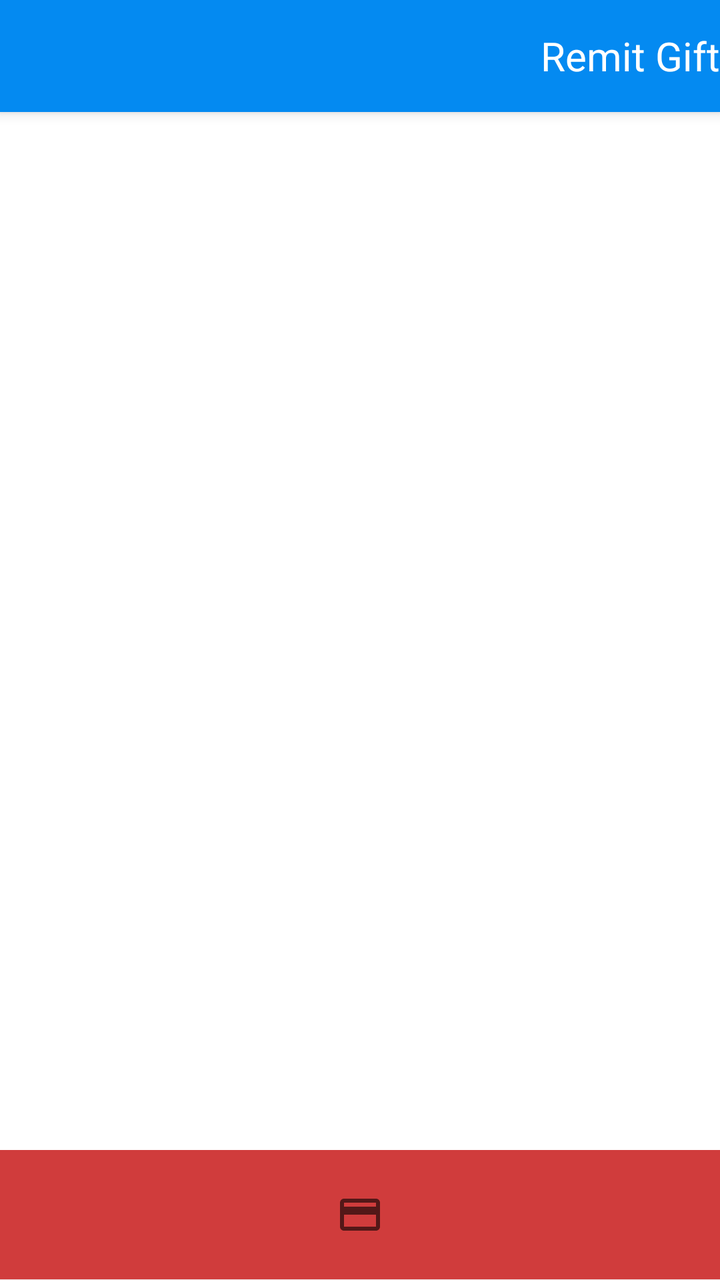
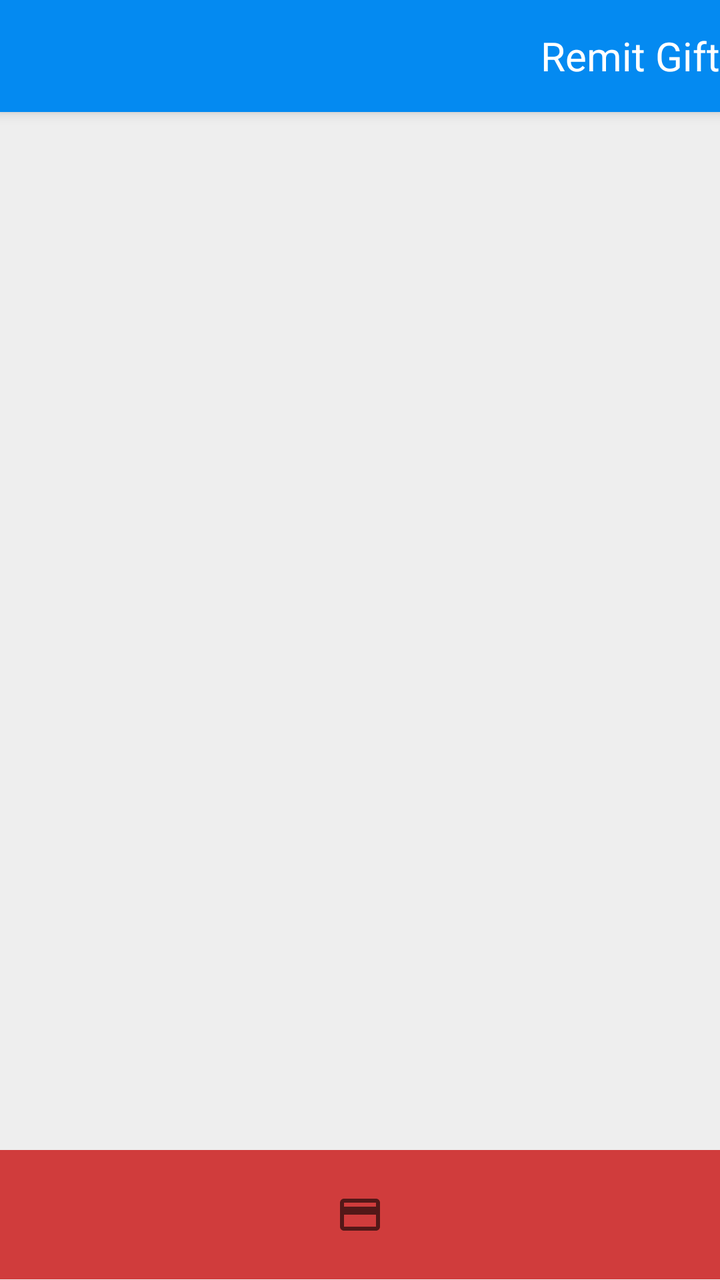

Screens rendered from an Android XML layout before and after an edit, with the pre-edit source and the edit as a unified diff.
<!-- AndroidManifest.xml: activity theme AppTheme.NoActionBar -->
<!-- res/layout/activity_remit.xml -->
<?xml version="1.0" encoding="utf-8"?>
<androidx.coordinatorlayout.widget.CoordinatorLayout
    xmlns:android="http://schemas.android.com/apk/res/android"
    xmlns:app="http://schemas.android.com/apk/res-auto"
    xmlns:tools="http://schemas.android.com/tools"
    android:layout_width="match_parent"
    android:layout_height="match_parent"
    android:fitsSystemWindows="true"
    android:background="@color/colorChalk"
    tools:context=".view.RemitActivity">

    <com.google.android.material.appbar.AppBarLayout
        android:id="@+id/remit_appbar"
        android:layout_width="match_parent"
        android:layout_height="wrap_content"
        android:theme="@style/AppTheme.AppBarOverlay">

        <androidx.appcompat.widget.Toolbar
            android:id="@+id/remit_toolbar"
            android:layout_width="match_parent"
            android:layout_height="?attr/actionBarSize"
            app:popupTheme="@style/AppTheme.PopupOverlay">

            <TextView
                android:layout_width="match_parent"
                android:layout_height="match_parent"
                android:gravity="end|center_vertical"
                android:textSize="@dimen/text_size_paragraph_title"
                android:textColor="#fff"
                android:text="@string/title_activity_remit"
                style="@style/AppTheme.AppBarOverlay"/>

        </androidx.appcompat.widget.Toolbar>

    </com.google.android.material.appbar.AppBarLayout>

    <FrameLayout
        android:layout_width="match_parent"
        android:layout_height="match_parent"
        app:layout_behavior="@string/appbar_scrolling_view_behavior">

        <ProgressBar
            android:id="@+id/remit_progress_bar"
            android:layout_width="match_parent"
            android:layout_height="16dp"
            android:indeterminate="true"
            android:indeterminateTintMode="src_atop"
            android:indeterminateTint="@color/colorCheer"
            android:visibility="gone"
            android:layout_gravity="center"
            style="?android:attr/progressBarStyleHorizontal" />

        <LinearLayout
            android:layout_width="match_parent"
            android:layout_height="match_parent"
            android:orientation="vertical">

            <androidx.recyclerview.widget.RecyclerView
                android:id="@+id/remit_list"
                android:layout_width="match_parent"
                android:layout_height="0dp"
                android:layout_weight=".8"
                android:background="#fff"
                app:layoutManager="androidx.recyclerview.widget.LinearLayoutManager"
                tools:listitem="@layout/item_index" />

            <FrameLayout
                android:id="@+id/remit_action_wrapper"
                android:layout_width="match_parent"
                android:layout_height="0dp"
                android:layout_weight=".1"
                android:background="@color/colorAttentionDark">

                <ImageButton
                    android:id="@+id/remit_action_bar"
                    android:layout_width="match_parent"
                    android:layout_height="match_parent"
                    android:layout_gravity="start|center_vertical"
                    android:background="@color/colorAttention"
                    android:gravity="center"
                    android:src="@drawable/baseline_credit_card_24"
                    style="@style/Widget.AppCompat.Button"/>

            </FrameLayout>

        </LinearLayout>

    </FrameLayout>

</androidx.coordinatorlayout.widget.CoordinatorLayout>
<!-- res/layout/item_index.xml (included above) -->
<?xml version="1.0" encoding="utf-8"?>
<androidx.constraintlayout.widget.ConstraintLayout
    xmlns:android="http://schemas.android.com/apk/res/android"
    xmlns:app="http://schemas.android.com/apk/res-auto"
    android:id="@+id/spawn_item_view"
    android:layout_width="match_parent"
    android:layout_height="125dp"
    android:layout_margin="2dp"
    android:background="#fff">

        <TextView
            android:id="@+id/spawn_item_primary"
            android:layout_width="0dp"
            android:layout_height="55dp"
            android:layout_margin="4dp"
            android:ellipsize="end"
            android:scrollHorizontally="true"
            android:textAppearance="?attr/textAppearanceListItem"
            android:textSize="@dimen/text_size_paragraph_title"
            app:layout_constraintEnd_toEndOf="parent"
            app:layout_constraintHorizontal_bias="0.473"
            app:layout_constraintStart_toStartOf="parent"
            app:layout_constraintTop_toTopOf="parent" />

        <LinearLayout
            android:id="@+id/spawn_item_details"
            android:layout_width="0dp"
            android:layout_height="64dp"
            android:orientation="vertical"
            android:layout_margin="4dp"
            app:layout_constraintHorizontal_bias="1.0"
            app:layout_constraintEnd_toStartOf="@+id/relativeLayout"
            app:layout_constraintStart_toStartOf="parent"
            app:layout_constraintTop_toBottomOf="@+id/spawn_item_primary"
            app:layout_constraintBottom_toBottomOf="parent">

            <TextView
                android:id="@+id/spawn_item_secondary"
                android:layout_width="match_parent"
                android:layout_height="32dp"
                android:textAppearance="?attr/textAppearanceListItem" />

            <TextView
                android:id="@+id/spawn_item_tertiary"
                android:layout_width="match_parent"
                android:layout_height="32dp"
                android:textAppearance="?attr/textAppearanceListItem"/>

        </LinearLayout>

        <RelativeLayout
            android:id="@+id/relativeLayout"
            android:layout_width="77dp"
            android:layout_height="62dp"
            android:layout_margin="4dp"
            app:layout_constraintBottom_toBottomOf="parent"
            app:layout_constraintEnd_toEndOf="parent"
            app:layout_constraintHorizontal_bias="1.0"
            app:layout_constraintStart_toEndOf="@+id/spawn_item_details">

            <ImageView
                android:id="@+id/spawn_item_logo"
                android:layout_width="wrap_content"
                android:layout_height="300dp"
                android:adjustViewBounds="true"
                android:contentDescription="@string/description_charity_logo" />

        </RelativeLayout>

</androidx.constraintlayout.widget.ConstraintLayout>
<!-- resources referenced by this layout -->
<resources>
  <color name="colorAttention">#D03C3C</color>
  <color name="colorAttentionDark">#AF2929</color>
  <color name="colorChalk">#EEE</color>
  <color name="colorCheer">#F7BA28</color>
  <dimen name="text_size_paragraph_title">20sp</dimen>
  <!-- drawable baseline_credit_card_24 (drawable) -->
  <vector xmlns:android="http://schemas.android.com/apk/res/android"
          android:width="24dp"
          android:height="24dp"
          android:viewportWidth="24.0"
          android:viewportHeight="24.0"
          android:tint="?attr/colorControlNormal">
      <path
          android:fillColor="@android:color/white"
          android:pathData="M20,4L4,4c-1.11,0 -1.99,0.89 -1.99,2L2,18c0,1.11 0.89,2 2,2h16c1.11,0 2,-0.89 2,-2L22,6c0,-1.11 -0.89,-2 -2,-2zM20,18L4,18v-6h16v6zM20,8L4,8L4,6h16v2z"/>
  </vector>
  <string name="description_charity_logo">This is the logo that corresponds to the listed charity</string>
  <string name="title_activity_remit">Remit Gift</string>
  <style name="AppTheme.AppBarOverlay" parent="ThemeOverlay.AppCompat.Dark.ActionBar" />
  <style name="AppTheme.PopupOverlay" parent="@android:style/Widget.PopupMenu">
          <item name="android:background">@color/colorPrimary</item>
      </style>
  <style name="AppTheme.NoActionBar">
          <item name="windowActionBar">false</item>
          <item name="windowNoTitle">true</item>
      </style>
  <color name="colorPrimary">#048AF1</color>
</resources>

<!-- the commit's change to res/layout/activity_remit.xml (unified diff, before → after) -->
@@ -60,7 +60,6 @@
                 android:layout_width="match_parent"
                 android:layout_height="0dp"
                 android:layout_weight=".8"
-                android:background="#fff"
                 app:layoutManager="androidx.recyclerview.widget.LinearLayoutManager"
                 tools:listitem="@layout/item_index" />
 
